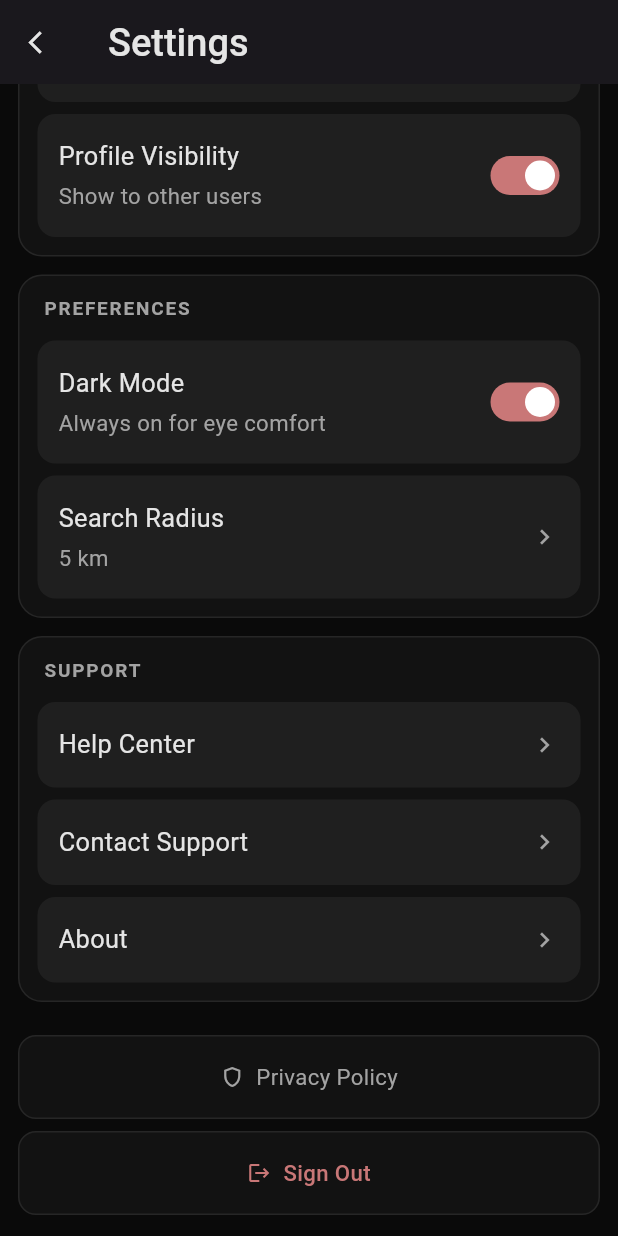
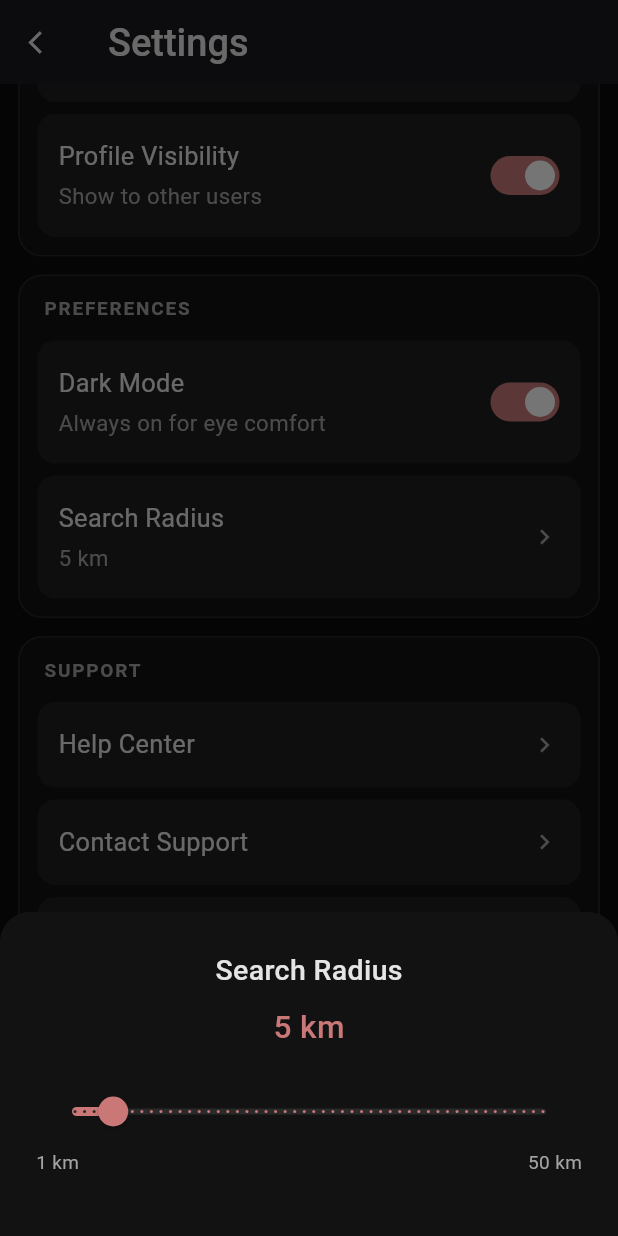
Before and after one commit to Blood-Bridge/Mobile, a Flutter app: the screen it shows after launch, scrolled down 576 dp, after a tap on "Search Radius", on a phone screen of 412 x 824 dp. Run offline on Flutter 3.47's test engine with Material 3 defaults, Android fonts, the light colour scheme and no system bars; our stand-ins replace bloc, confetti, dio, equatable, firebase_auth, flutter_bloc and 13 more; accounts and stored records are empty.

Commit message:
add pref

```diff
--- a/lib/features/setting/presentation/views/widgets/setting_view_body.dart
+++ b/lib/features/setting/presentation/views/widgets/setting_view_body.dart
@@ -1,7 +1,9 @@
 import 'package:blood_bridge/core/services/text_style_helper.dart';
+import 'package:blood_bridge/features/setting/presentation/cubits/Preferences_cubit/cubit/preferences_state.dart';
 import 'package:blood_bridge/features/setting/presentation/cubits/language_cubit/cubit/language_cubit.dart';
 import 'package:blood_bridge/features/setting/presentation/cubits/notifications_cubit/cubit/notifications_cubit.dart';
 import 'package:blood_bridge/features/setting/presentation/cubits/notifications_cubit/cubit/notifications_state.dart';
+import 'package:blood_bridge/features/setting/presentation/cubits/preferences_cubit/cubit/preferences_cubit.dart';
 import 'package:blood_bridge/features/setting/presentation/cubits/privacy_cubit/cubit/privacy_cubit.dart';
 import 'package:blood_bridge/features/setting/presentation/cubits/privacy_cubit/cubit/privacy_state.dart';
 import 'package:blood_bridge/features/setting/presentation/views/widgets/setting_group.dart';
@@ -13,15 +15,8 @@ import '../widgets/arrow_item.dart';
 import '../widgets/language_selector.dart';
 import '../widgets/toggle_item.dart';
 
-class SettingViewBody extends StatefulWidget {
+class SettingViewBody extends StatelessWidget {
   const SettingViewBody({super.key});
-
-  @override
-  State<SettingViewBody> createState() => _SettingViewBodyState();
-}
-
-class _SettingViewBodyState extends State<SettingViewBody> {
-  bool _darkMode = true;
 
   @override
   Widget build(BuildContext context) {
@@ -107,18 +102,27 @@ class _SettingViewBodyState extends State<SettingViewBody> {
             },
           ),
 
-          // setState — Preferences محلية
-          SettingsGroup(
+          // ✅ Preferences
+          BlocBuilder<PreferencesCubit, PreferencesState>(
+            builder: (context, state) {
+              return SettingsGroup(
                 sectionTitle: 'Preferences',
                 children: [
                   ToggleItem(
                     title: 'Dark Mode',
                     subtitle: 'Always on for eye comfort',
-                value: _darkMode,
-                onChanged: (val) => setState(() => _darkMode = val),
+                    value: state.darkMode,
+                    onChanged: (val) =>
+                        context.read<PreferencesCubit>().toggleDarkMode(val),
                   ),
-              ArrowItem(title: 'Search Radius', subtitle: '5 km', onTap: () {}),
+                  ArrowItem(
+                    title: 'Search Radius',
+                    subtitle: '${state.searchRadius.toInt()} km',
+                    onTap: () => _showRadiusSheet(context, state.searchRadius),
+                  ),
                 ],
+              );
+            },
           ),
 
           SettingsGroup(
@@ -130,6 +134,7 @@ class _SettingViewBodyState extends State<SettingViewBody> {
             ],
           ),
 
+          // ── FOOTER ──────────────────────────────────────────
           const SizedBox(height: 12),
           Container(
             margin: const EdgeInsets.symmetric(horizontal: 12, vertical: 4),
@@ -202,4 +207,69 @@ class _SettingViewBodyState extends State<SettingViewBody> {
       ),
     );
   }
+
+  // ── Search Radius Bottom Sheet ───────────────────────
+  void _showRadiusSheet(BuildContext context, double currentRadius) {
+    showModalBottomSheet(
+      context: context,
+      backgroundColor: AppColors.card,
+      shape: const RoundedRectangleBorder(
+        borderRadius: BorderRadius.vertical(top: Radius.circular(20)),
+      ),
+      builder: (_) => BlocProvider.value(
+        value: context.read<PreferencesCubit>(),
+        child: _RadiusSheet(currentRadius: currentRadius),
+      ),
+    );
   }
+}
+
+// ── Radius Bottom Sheet Widget ───────────────────────────
+class _RadiusSheet extends StatelessWidget {
+  final double currentRadius;
+
+  const _RadiusSheet({required this.currentRadius});
+
+  @override
+  Widget build(BuildContext context) {
+    return BlocBuilder<PreferencesCubit, PreferencesState>(
+      builder: (context, state) {
+        return Padding(
+          padding: const EdgeInsets.all(24),
+          child: Column(
+            mainAxisSize: MainAxisSize.min,
+            children: [
+              Text('Search Radius', style: TextStyleHelper.h3(context)),
+              const SizedBox(height: 8),
+              Text(
+                '${state.searchRadius.toInt()} km',
+                style: TextStyleHelper.h2(
+                  context,
+                ).copyWith(color: AppColors.primary),
+              ),
+              const SizedBox(height: 16),
+              Slider(
+                value: state.searchRadius,
+                min: 1,
+                max: 50,
+                divisions: 49,
+                activeColor: AppColors.primary,
+                inactiveColor: AppColors.accent,
+                onChanged: (val) =>
+                    context.read<PreferencesCubit>().updateSearchRadius(val),
+              ),
+              Row(
+                mainAxisAlignment: MainAxisAlignment.spaceBetween,
+                children: [
+                  Text('1 km', style: TextStyleHelper.xs(context)),
+                  Text('50 km', style: TextStyleHelper.xs(context)),
+                ],
+              ),
+              const SizedBox(height: 16),
+            ],
+          ),
+        );
+      },
+    );
+  }
+}
--- a/lib/main.dart
+++ b/lib/main.dart
@@ -2,12 +2,15 @@ import 'dart:async';
 
 import 'package:blood_bridge/core/services/hive_helper.dart';
 import 'package:blood_bridge/core/services/notification_service.dart';
+
 import 'package:blood_bridge/core/utiles/app_colors.dart';
 import 'package:blood_bridge/features/permissions/presntation/cubit/permissions_cubit.dart';
+import 'package:blood_bridge/features/setting/presentation/cubits/Preferences_cubit/cubit/preferences_state.dart';
 import 'package:blood_bridge/features/setting/presentation/cubits/language_cubit/cubit/language_cubit.dart';
 import 'package:blood_bridge/features/setting/presentation/cubits/language_cubit/cubit/language_state.dart';
 import 'package:blood_bridge/features/setting/presentation/cubits/notifications_cubit/cubit/notifications_cubit.dart';
-import 'package:blood_bridge/features/setting/presentation/cubits/privacy_cubit/cubit/privacy_cubit.dart'; // ← جديد
+import 'package:blood_bridge/features/setting/presentation/cubits/preferences_cubit/cubit/preferences_cubit.dart';
+import 'package:blood_bridge/features/setting/presentation/cubits/privacy_cubit/cubit/privacy_cubit.dart';
 import 'package:blood_bridge/features/setting/presentation/views/setting_view.dart';
 import 'package:flutter/material.dart';
 import 'package:flutter_dotenv/flutter_dotenv.dart';
@@ -56,12 +59,16 @@ class MyApp extends StatelessWidget {
         BlocProvider(
           create: (context) => NotificationsCubit(Hive.box('settings')),
         ),
+        BlocProvider(create: (context) => PrivacyCubit(Hive.box('settings'))),
         BlocProvider(
-          create: (context) => PrivacyCubit(Hive.box('settings')), // ← جديد
+          create: (context) => PreferencesCubit(Hive.box('settings')),
         ),
       ],
+      // استمع للغة والـ dark mode مع بعض
       child: BlocBuilder<LanguageCubit, LanguageState>(
         builder: (context, langState) {
+          return BlocBuilder<PreferencesCubit, PreferencesState>(
+            builder: (context, prefsState) {
               return GetMaterialApp(
                 debugShowCheckedModeBanner: false,
                 locale: langState.locale == AppLanguage.arabic
@@ -73,15 +80,23 @@ class MyApp extends StatelessWidget {
                   GlobalWidgetsLocalizations.delegate,
                   GlobalCupertinoLocalizations.delegate,
                 ],
-            theme: ThemeData.dark().copyWith(
+                // ← Dark Mode يغير الـ theme بتاع التطبيق كله
+                theme: prefsState.darkMode
+                    ? ThemeData.dark().copyWith(
                         scaffoldBackgroundColor: AppColors.bg,
                         primaryColor: AppColors.primary,
                         appBarTheme: const AppBarTheme(
                           backgroundColor: AppColors.border,
                           elevation: 0,
                         ),
+                      )
+                    : ThemeData.light().copyWith(
+                        primaryColor: AppColors.primary,
+                        appBarTheme: const AppBarTheme(elevation: 0),
                       ),
                 home: SettingView(),
+              );
+            },
           );
         },
       ),
```
Lines whose indentation alone changed are shown as unchanged.
